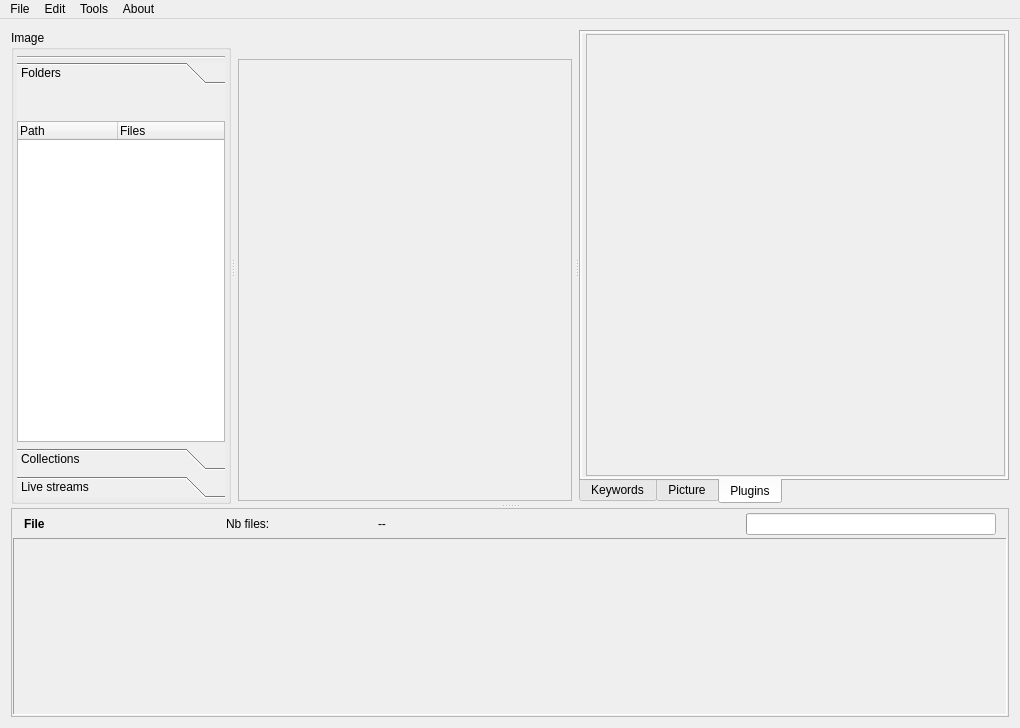
Before: the Qt Designer form workflow/ui/emamainwindow.ui in cseyve/piaf, drawn with Qt 5.
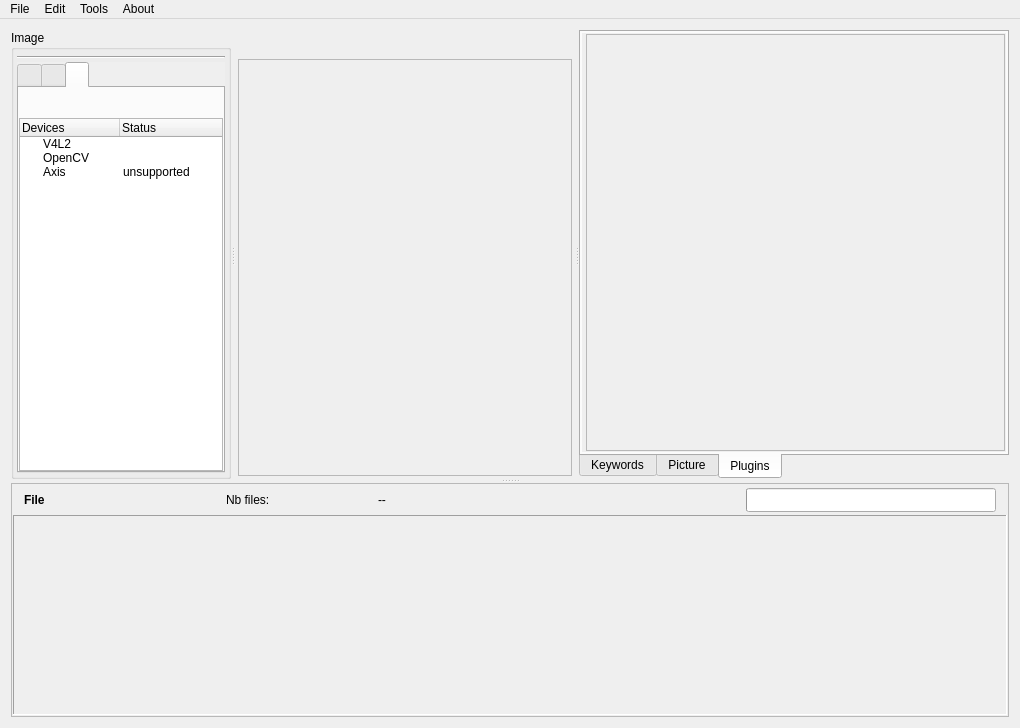
After: the same form once the commit is applied. The open tabs and pages were chosen to show the change. Icons and pictures are not drawn. Custom widgets are drawn as their Qt base class.

Diff of the .ui file:
```diff
--- a/workflow/ui/emamainwindow.ui
+++ b/workflow/ui/emamainwindow.ui
@@ -81,8 +81,8 @@
              <rect>
               <x>0</x>
               <y>0</y>
-              <width>210</width>
-              <height>427</height>
+              <width>206</width>
+              <height>434</height>
              </rect>
             </property>
             <layout class="QVBoxLayout" name="verticalLayout_14">
@@ -90,7 +90,7 @@
               <number>0</number>
              </property>
              <item>
-              <widget class="QToolBox" name="inputsToolBox">
+              <widget class="QTabWidget" name="inputsTabWidget">
                <property name="sizePolicy">
                 <sizepolicy hsizetype="Preferred" vsizetype="Expanding">
                  <horstretch>0</horstretch>
@@ -103,20 +103,15 @@
                <property name="currentIndex">
                 <number>0</number>
                </property>
-               <widget class="QWidget" name="page">
-                <property name="geometry">
-                 <rect>
-                  <x>0</x>
-                  <y>0</y>
-                  <width>210</width>
-                  <height>334</height>
-                 </rect>
-                </property>
+               <widget class="QWidget" name="inputsTabWidgetPage1" native="true">
                 <attribute name="icon">
                  <iconset resource="../ema.qrc">
                   <normaloff>:/icons/icons/22x22/system-file-manager.png</normaloff>:/icons/icons/22x22/system-file-manager.png</iconset>
                 </attribute>
-                <attribute name="label">
+                <attribute name="title">
+                 <string/>
+                </attribute>
+                <attribute name="toolTip">
                  <string>Folders</string>
                 </attribute>
                 <layout class="QVBoxLayout" name="verticalLayout_7">
@@ -221,20 +216,15 @@
                  </item>
                 </layout>
                </widget>
-               <widget class="QWidget" name="page_2">
-                <property name="geometry">
-                 <rect>
-                  <x>0</x>
-                  <y>0</y>
-                  <width>210</width>
-                  <height>334</height>
-                 </rect>
-                </property>
+               <widget class="QWidget" name="inputsTabWidgetPage2" native="true">
                 <attribute name="icon">
                  <iconset resource="../ema.qrc">
                   <normaloff>:/icons/icons/22x22/address-book-new.png</normaloff>:/icons/icons/22x22/address-book-new.png</iconset>
                 </attribute>
-                <attribute name="label">
+                <attribute name="title">
+                 <string/>
+                </attribute>
+                <attribute name="toolTip">
                  <string>Collections</string>
                 </attribute>
                 <layout class="QVBoxLayout" name="verticalLayout_9">
@@ -329,20 +319,15 @@
                  </item>
                 </layout>
                </widget>
-               <widget class="QWidget" name="page_3">
-                <property name="geometry">
-                 <rect>
-                  <x>0</x>
-                  <y>0</y>
-                  <width>210</width>
-                  <height>334</height>
-                 </rect>
-                </property>
+               <widget class="QWidget" name="inputsTabWidgetPage3" native="true">
                 <attribute name="icon">
                  <iconset resource="../ema.qrc">
                   <normaloff>:/icons/icons/16x16/camera-web.png</normaloff>:/icons/icons/16x16/camera-web.png</iconset>
                 </attribute>
-                <attribute name="label">
+                <attribute name="title">
+                 <string/>
+                </attribute>
+                <attribute name="toolTip">
                  <string>Live streams</string>
                 </attribute>
                 <layout class="QVBoxLayout" name="verticalLayout_12">
@@ -477,6 +462,14 @@
                      <string>OpenCV</string>
                     </property>
                    </item>
+                   <item>
+                    <property name="text">
+                     <string>Axis</string>
+                    </property>
+                    <property name="text">
+                     <string>unsupported</string>
+                    </property>
+                   </item>
                   </widget>
                  </item>
                 </layout>
@@ -667,8 +660,8 @@
                  <rect>
                   <x>0</x>
                   <y>0</y>
-                  <width>94</width>
-                  <height>24</height>
+                  <width>98</width>
+                  <height>28</height>
                  </rect>
                 </property>
                 <layout class="QVBoxLayout" name="verticalLayout_6">
@@ -890,8 +883,8 @@
               <rect>
                <x>0</x>
                <y>0</y>
-               <width>421</width>
-               <height>444</height>
+               <width>405</width>
+               <height>443</height>
               </rect>
              </property>
              <layout class="QVBoxLayout" name="verticalLayout_3">
@@ -1075,8 +1068,8 @@
             <rect>
              <x>0</x>
              <y>0</y>
-             <width>994</width>
-             <height>165</height>
+             <width>996</width>
+             <height>169</height>
             </rect>
            </property>
            <layout class="QHBoxLayout" name="horizontalLayout_3">
```
Left out of the diff: 41 changed lines with no effect on the pictures.
